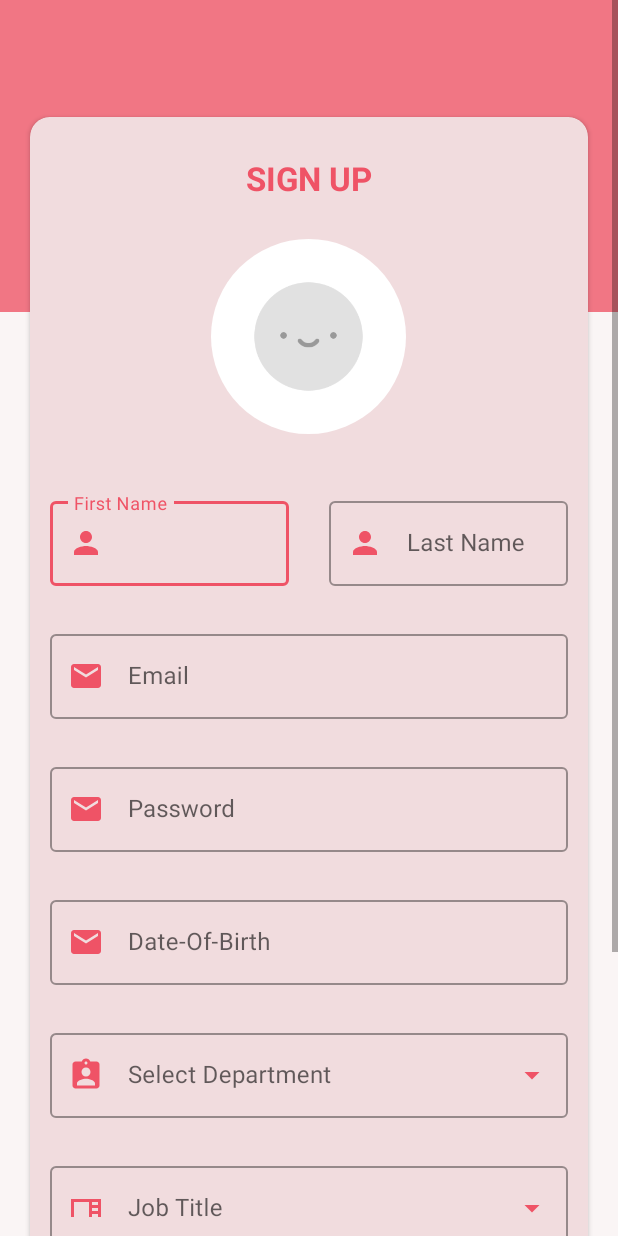
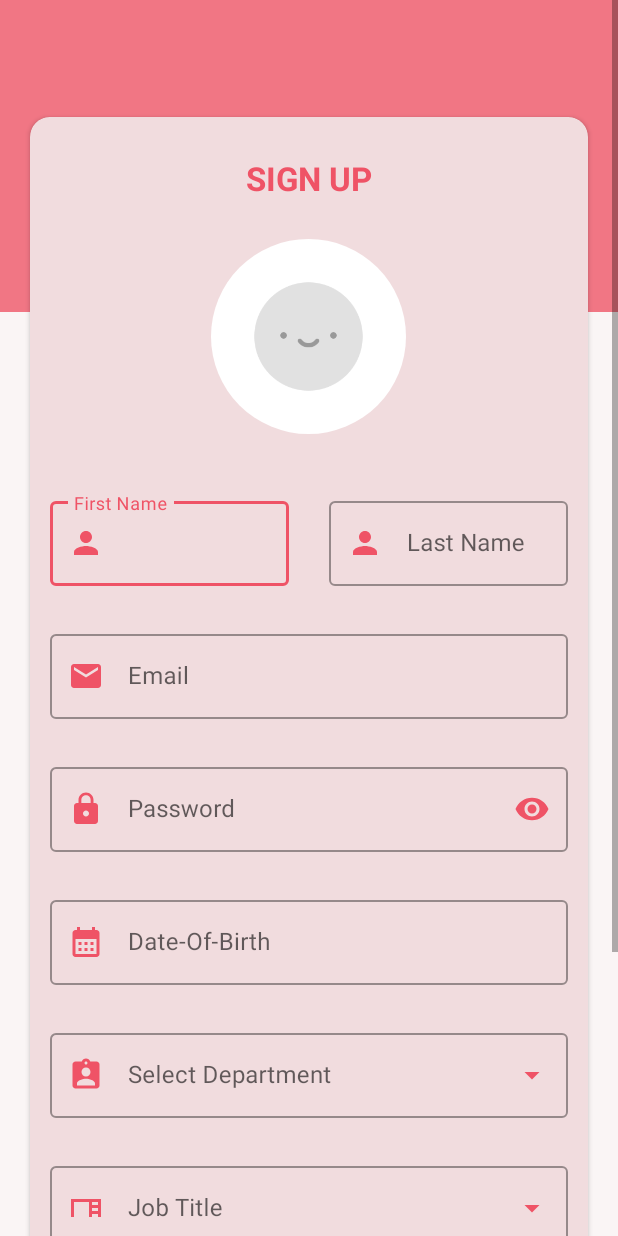
Before and after one commit to BrijeshBarasiya/Team_Codebury_App, an Android app: the screen it shows after launch (AuthSignUpScreen), after a tap on "Do not have an Account? Sign UP", on a phone screen of 412 x 824 dp. Run offline under Robolectric (Android 15) with nearby library versions, the phone set to English and light mode, and no system bars; our stand-ins replace CircleImageView, Firebase (no records; nobody signed in at launch, a user with empty details on screens opened directly), sdp/ssp sizes; libraries missing offline, so code that uses them is left out: com.localebro.okhttpprofiler; pictures from the network do not load; 1 statement that could not run was skipped.

```diff
--- a/app/src/main/java/com/codebury/simfocus/main_activity/MainActivity.kt
+++ b/app/src/main/java/com/codebury/simfocus/main_activity/MainActivity.kt
@@ -15,7 +15,7 @@ class MainActivity : AppCompatActivity() {
         super.onCreate(savedInstanceState)
         setContentView(R.layout.activity_main)
 
-        val activeIndex = savedInstanceState?.getInt("activeIndex") ?: 2
+        val activeIndex = savedInstanceState?.getInt("activeIndex") ?: 0
         val navHostFragment =
             supportFragmentManager.findFragmentById(R.id.fragmentContainer) as NavHostFragment
         val navController = navHostFragment.navController
--- a/app/src/main/java/com/codebury/simfocus/splash_screen/SplashActivity.kt
+++ b/app/src/main/java/com/codebury/simfocus/splash_screen/SplashActivity.kt
@@ -1,7 +1,8 @@
 package com.codebury.simfocus.splash_screen
 
-import android.annotation.SuppressLint
+import android.content.Context
 import android.content.Intent
+import android.content.SharedPreferences
 import androidx.appcompat.app.AppCompatActivity
 import android.os.Bundle
 import android.os.Handler
@@ -14,16 +15,31 @@ import com.codebury.simfocus.R
 import com.codebury.simfocus.authentication.AuthLoginScreen
 import com.codebury.simfocus.main_activity.MainActivity
 
-@SuppressLint("CustomSplashScreen")
+
 class SplashActivity : AppCompatActivity() {
 
     private lateinit var topAnimation: Animation
     private lateinit var bottomAnimation: Animation
+
     override fun onCreate(savedInstanceState: Bundle?) {
         super.onCreate(savedInstanceState)
         setContentView(R.layout.activity_splash)
 
         supportActionBar?.hide()
+
+        val sharedPreferences: SharedPreferences = this.getSharedPreferences("kotlinsharedpreference",
+            Context.MODE_PRIVATE)
+
+
+
+        intent = if(sharedPreferences.getBoolean("isLogin",false)) {
+            Intent(this,
+                MainActivity::class.java)
+        } else {
+            Intent(this,
+                AuthLoginScreen::class.java)
+        }
+
         topAnimation = AnimationUtils.loadAnimation(this, R.anim.anim_up_to_bottom_splash)
         bottomAnimation = AnimationUtils.loadAnimation(this, R.anim.anim_bottom_to_up_splash)
 
@@ -34,8 +50,6 @@ class SplashActivity : AppCompatActivity() {
         bottomPartTv.animation = bottomAnimation
 
         Handler(Looper.getMainLooper()).postDelayed({
-            val intent = Intent(this,
-                AuthLoginScreen::class.java)
             startActivity(intent)
             finish()
         }, 2000)
--- /dev/null
+++ b/app/src/main/res/drawable/ic_dob.xml
@@ -0,0 +1,10 @@
+<vector xmlns:android="http://schemas.android.com/apk/res/android"
+    android:width="24dp"
+    android:height="24dp"
+    android:viewportWidth="24"
+    android:viewportHeight="24"
+    android:tint="?attr/colorControlNormal">
+  <path
+      android:fillColor="@android:color/white"
+      android:pathData="M19,4h-1V2h-2v2H8V2H6v2H5C3.89,4 3.01,4.9 3.01,6L3,20c0,1.1 0.89,2 2,2h14c1.1,0 2,-0.9 2,-2V6C21,4.9 20.1,4 19,4zM19,20H5V10h14V20zM9,14H7v-2h2V14zM13,14h-2v-2h2V14zM17,14h-2v-2h2V14zM9,18H7v-2h2V18zM13,18h-2v-2h2V18zM17,18h-2v-2h2V18z"/>
+</vector>
--- a/app/src/main/res/layout/activity_auth_sign_up_screen.xml
+++ b/app/src/main/res/layout/activity_auth_sign_up_screen.xml
@@ -82,6 +82,7 @@
                                 android:id="@+id/etFirstName"
                                 android:layout_width="match_parent"
                                 android:layout_height="wrap_content"
+                                android:maxLines="1"
                                 android:textColor="@color/specialTextColor" />
                         </com.google.android.material.textfield.TextInputLayout>
 
@@ -103,6 +104,7 @@
                                 android:id="@+id/etLastName"
                                 android:layout_width="match_parent"
                                 android:layout_height="wrap_content"
+                                android:maxLines="1"
                                 android:textColor="@color/specialTextColor" />
 
                         </com.google.android.material.textfield.TextInputLayout>
@@ -127,6 +129,7 @@
                             android:layout_width="match_parent"
                             android:layout_height="wrap_content"
                             android:inputType="textEmailAddress"
+                            android:maxLines="1"
                             android:textColor="@color/specialTextColor" />
 
                     </com.google.android.material.textfield.TextInputLayout>
@@ -141,8 +144,10 @@
                         android:hint="Password"
                         app:layout_constraintEnd_toEndOf="parent"
                         app:layout_constraintStart_toEndOf="@id/tvFirstName"
+                        app:endIconMode="password_toggle"
+                        app:endIconTint="@color/simform_500"
                         app:layout_constraintTop_toTopOf="parent"
-                        app:startIconDrawable="@drawable/ic_email"
+                        app:startIconDrawable="@drawable/ic_password"
                         app:startIconTint="@color/simform_500">
 
                         <com.google.android.material.textfield.TextInputEditText
@@ -150,6 +155,7 @@
                             android:layout_width="match_parent"
                             android:layout_height="wrap_content"
                             android:inputType="textPassword"
+                            android:maxLines="1"
                             android:textColor="@color/specialTextColor" />
 
                     </com.google.android.material.textfield.TextInputLayout>
@@ -165,7 +171,7 @@
                         app:layout_constraintEnd_toEndOf="parent"
                         app:layout_constraintStart_toEndOf="@id/tvFirstName"
                         app:layout_constraintTop_toTopOf="parent"
-                        app:startIconDrawable="@drawable/ic_email"
+                        app:startIconDrawable="@drawable/ic_dob"
                         app:startIconTint="@color/simform_500">
 
                         <com.google.android.material.textfield.TextInputEditText
@@ -194,6 +200,7 @@
                             android:id="@+id/etDepartment"
                             android:layout_width="match_parent"
                             android:layout_height="wrap_content"
+                            android:editable="false"
                             android:inputType="none" />
 
                     </com.google.android.material.textfield.TextInputLayout>
@@ -215,6 +222,7 @@
                             android:id="@+id/etJobTitle"
                             android:layout_width="match_parent"
                             android:layout_height="wrap_content"
+                            android:editable="false"
                             android:inputType="none" />
 
                     </com.google.android.material.textfield.TextInputLayout>
```
Also changed, not shown: app/src/main/java/com/codebury/simfocus/authentication/AuthLoginScreen.kt (+32 -18 lines), app/src/main/java/com/codebury/simfocus/authentication/AuthSignUpScreen.kt (+46 -49 lines), app/src/main/java/com/codebury/simfocus/helper/HelperClass.kt (+3 -4 lines), app/src/main/res/layout/activity_auth_login_screen.xml (+2 -5 lines).
